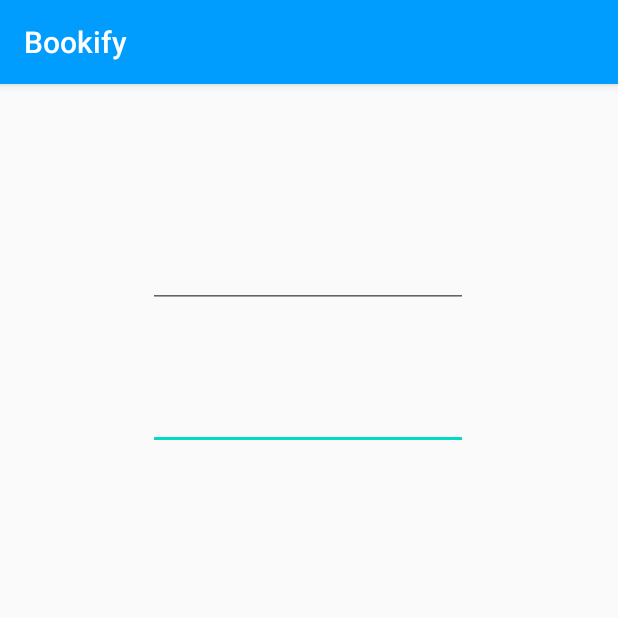
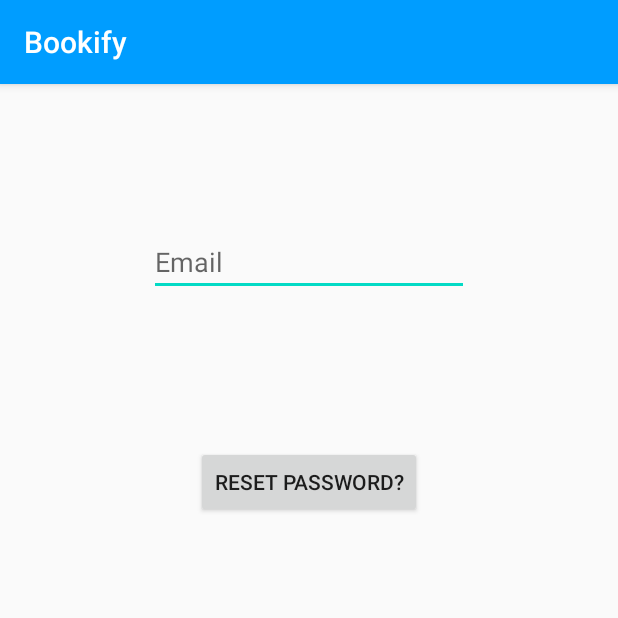
Before and after one commit to Leandro-Thiery/Bookify, an Android app: the Forgot screen opened directly, with no data from a screen before it, on a phone screen of 412 x 824 dp, the top half of it. Run offline under Robolectric (Android 15) with nearby library versions, the phone set to English and light mode, and no system bars; our stand-ins replace Firebase (no records; nobody signed in at launch, a user with empty details on screens opened directly).

Commit message:
Reset password

```diff
--- a/app/src/main/java/com/example/bookify/Forgot.java
+++ b/app/src/main/java/com/example/bookify/Forgot.java
@@ -1,14 +1,74 @@
 package com.example.bookify;
 
+import androidx.annotation.NonNull;
 import androidx.appcompat.app.AppCompatActivity;
 
 import android.os.Bundle;
+import android.util.Patterns;
+import android.view.View;
+import android.widget.Button;
+import android.widget.EditText;
+import android.widget.ProgressBar;
+import android.widget.Toast;
+
+import com.google.android.gms.tasks.OnCompleteListener;
+import com.google.android.gms.tasks.Task;
+import com.google.firebase.auth.FirebaseAuth;
 
 public class Forgot extends AppCompatActivity {
+
+    private Button buttonResetPass;
+    private ProgressBar progressBar;
+    private EditText edtTxtEmail;
+    private FirebaseAuth auth;
 
     @Override
     protected void onCreate(Bundle savedInstanceState) {
         super.onCreate(savedInstanceState);
         setContentView(R.layout.activity_forgot);
+
+        buttonResetPass = findViewById(R.id.buttonResetPass);
+        progressBar = findViewById(R.id.progressBar);
+        edtTxtEmail = findViewById(R.id.edtTxtEmail);
+        auth = FirebaseAuth.getInstance();
+
+        buttonResetPass.setOnClickListener(new View.OnClickListener() {
+            @Override
+            public void onClick(View v) {
+                resetpassword();
+            }
+        });
+
+
+
+    }
+
+    private void resetpassword() {
+        String email = edtTxtEmail.getText().toString().trim();
+        Toast.makeText(this, email, Toast.LENGTH_SHORT).show();
+        if (email.isEmpty()) {
+            edtTxtEmail.setError("Email is Required");
+            edtTxtEmail.requestFocus();
+            return;
+        }
+        if (!Patterns.EMAIL_ADDRESS.matcher(email).matches()) {
+            edtTxtEmail.setError("Email is Invalid");
+            edtTxtEmail.requestFocus();
+            return;
+        }
+        progressBar.setVisibility(View.VISIBLE);
+        auth.sendPasswordResetEmail(email).addOnCompleteListener(new OnCompleteListener<Void>() {
+            @Override
+            public void onComplete(@NonNull Task<Void> task) {
+                if(task.isSuccessful()){
+                    Toast.makeText(Forgot.this, "Please check your email for password reset.", Toast.LENGTH_LONG).show();
+                    progressBar.setVisibility(View.GONE);
+                }else{
+                    Toast.makeText(Forgot.this, "Something wrong happened", Toast.LENGTH_SHORT).show();
+                    progressBar.setVisibility(View.GONE);
+                }
+
+            }
+        });
     }
 }
--- a/app/src/main/java/com/example/bookify/MainActivity.java
+++ b/app/src/main/java/com/example/bookify/MainActivity.java
@@ -18,8 +18,6 @@ import com.google.firebase.auth.AuthResult;
 import com.google.firebase.auth.FirebaseAuth;
 import com.google.firebase.auth.FirebaseUser;
 
-import java.util.regex.PatternSyntaxException;
-
 public class MainActivity extends AppCompatActivity implements View.OnClickListener{
     private EditText edtTxtPass, edtTxtEmail;
     private FirebaseAuth mAuth;
@@ -39,7 +37,7 @@ public class MainActivity extends AppCompatActivity implements View.OnClickListe
 
         edtTxtPass = findViewById(R.id.edtTxtPass);
         edtTxtEmail = findViewById(R.id.edtTxtEmail);
-        progressBar = findViewById(R.id.mainprogressBar);
+        progressBar = findViewById(R.id.progressBar);
         mAuth = FirebaseAuth.getInstance();
 
         //TODO: Help later
@@ -59,7 +57,7 @@ public class MainActivity extends AppCompatActivity implements View.OnClickListe
                 startActivity(intentRegister);
                 break;
             case R.id.buttonForgot:
-                Intent intentForgot = new Intent(MainActivity.this, HomeActivity.class);
+                Intent intentForgot = new Intent(MainActivity.this, Forgot.class);
                 startActivity(intentForgot);
                 break;
 
--- a/app/src/main/res/layout/activity_forgot.xml
+++ b/app/src/main/res/layout/activity_forgot.xml
@@ -7,25 +7,38 @@
     tools:context=".Forgot">
 
     <EditText
-        android:id="@+id/editTextTextPassword"
+        android:id="@+id/edtTxtEmail"
         android:layout_width="wrap_content"
         android:layout_height="wrap_content"
-        android:layout_marginTop="49dp"
+        android:layout_marginTop="96dp"
         android:ems="10"
-        android:inputType="textPassword"
-        app:layout_constraintEnd_toEndOf="@+id/editTextTextEmailAddress"
-        app:layout_constraintStart_toStartOf="@+id/editTextTextEmailAddress"
-        app:layout_constraintTop_toBottomOf="@+id/editTextTextEmailAddress" />
+        android:hint="@string/text_email"
+        android:inputType="textEmailAddress"
+        app:layout_constraintEnd_toEndOf="parent"
+        app:layout_constraintHorizontal_bias="0.5"
+        app:layout_constraintStart_toStartOf="parent"
+        app:layout_constraintTop_toTopOf="parent" />
 
-    <EditText
-        android:id="@+id/editTextTextEmailAddress"
+    <Button
+        android:id="@+id/buttonResetPass"
         android:layout_width="wrap_content"
         android:layout_height="wrap_content"
-        android:layout_marginTop="104dp"
-        android:ems="10"
-        android:inputType="textEmailAddress"
+        android:layout_marginTop="100dp"
+        android:text="@string/button_resetpass"
+        app:layout_constraintEnd_toEndOf="@+id/edtTxtEmail"
+        app:layout_constraintStart_toStartOf="@+id/edtTxtEmail"
+        app:layout_constraintTop_toBottomOf="@+id/edtTxtEmail" />
+
+    <ProgressBar
+        android:id="@+id/progressBar"
+        style="?android:attr/progressBarStyle"
+        android:layout_width="wrap_content"
+        android:layout_height="wrap_content"
+        android:visibility="gone"
+        app:layout_constraintBottom_toBottomOf="parent"
         app:layout_constraintEnd_toEndOf="parent"
-        app:layout_constraintHorizontal_bias="0.497"
         app:layout_constraintStart_toStartOf="parent"
-        app:layout_constraintTop_toTopOf="parent" />
+        app:layout_constraintTop_toTopOf="parent"
+        tools:visibility="gone" />
+
 </androidx.constraintlayout.widget.ConstraintLayout>
--- a/app/src/main/res/layout/activity_main.xml
+++ b/app/src/main/res/layout/activity_main.xml
@@ -67,7 +67,7 @@
         app:layout_constraintTop_toBottomOf="@+id/edtTxtPass" />
 
     <ProgressBar
-        android:id="@+id/mainprogressBar"
+        android:id="@+id/progressBar"
         style="?android:attr/progressBarStyle"
         android:layout_width="wrap_content"
         android:layout_height="wrap_content"
--- a/app/src/main/res/values/strings.xml
+++ b/app/src/main/res/values/strings.xml
@@ -23,6 +23,7 @@
     <string name="button_logout">"Logout"</string>
     <string name="text_register">"Register"</string>
     <string name="button_forgot">"Forgot Password?"</string>
+    <string name="button_resetpass">"Reset Password?"</string>
 
 
 </resources>
```
